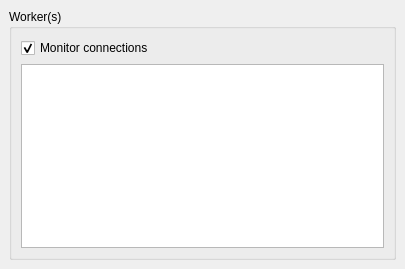
First picture: the form in res/wgWorkers.ui, repository AnarManafov/PoD, before the edit.
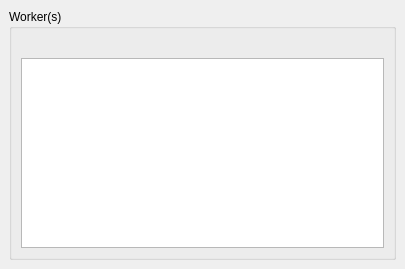
Second picture: the form after the edit.

Commit message: removed "Monitor connections" controle

The edit to the form file:
```diff
--- a/res/wgWorkers.ui
+++ b/res/wgWorkers.ui
@@ -40,12 +40,9 @@
          <number>6</number>
         </property>
         <item row="0" column="0" >
-         <widget class="QCheckBox" name="chkShowWorkers" >
+         <widget class="QLabel" name="lblJobsCount" >
           <property name="text" >
-           <string>Monitor connections </string>
-          </property>
-          <property name="checked" >
-           <bool>true</bool>
+           <string/>
           </property>
          </widget>
         </item>
```
Left out of the diff: 7 changed lines with no effect on the pictures.
